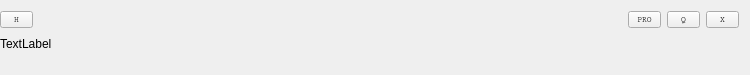
First picture: the form in Graffik/gui/film/MotionArea/motionbase.ui, repository DynamicPerception/Graffik_Legacy, before the edit.
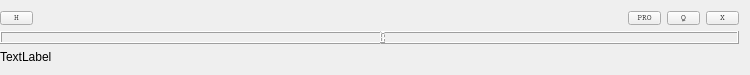
Second picture: the form after the edit.

Commit message: * Added TimerConverter utility class * Added proper time display on-click on motion area * Grab handles disappear when mouse not over motion area * Added current position display to motion legend area

The edit to the form file:
```diff
--- a/Graffik/gui/film/MotionArea/motionbase.ui
+++ b/Graffik/gui/film/MotionArea/motionbase.ui
@@ -25,7 +25,7 @@
    </property>
    <item>
     <layout class="QGridLayout" name="gridLayout">
-     <item row="3" column="0" colspan="8">
+     <item row="4" column="0" colspan="7">
       <spacer name="horizontalSpacer">
        <property name="orientation">
         <enum>Qt::Horizontal</enum>
@@ -36,19 +36,19 @@
        <property name="sizeHint" stdset="0">
         <size>
          <width>75</width>
-         <height>10</height>
+         <height>0</height>
         </size>
        </property>
       </spacer>
      </item>
-     <item row="2" column="0" colspan="8">
+     <item row="3" column="0" colspan="7">
       <widget class="QLabel" name="nameLabel">
        <property name="text">
         <string>TextLabel</string>
        </property>
       </widget>
      </item>
-     <item row="1" column="7">
+     <item row="1" column="6">
       <widget class="QToolButton" name="muteButton">
        <property name="font">
         <font>
@@ -64,7 +64,7 @@
        </property>
       </widget>
      </item>
-     <item row="1" column="6">
+     <item row="1" column="5">
       <widget class="QToolButton" name="easeButton">
        <property name="font">
         <font>
@@ -80,7 +80,7 @@
        </property>
       </widget>
      </item>
-     <item row="1" column="5">
+     <item row="1" column="4">
       <widget class="QToolButton" name="scaleButton">
        <property name="font">
         <font>
@@ -96,7 +96,7 @@
        </property>
       </widget>
      </item>
-     <item row="1" column="0" colspan="5">
+     <item row="1" column="0" colspan="4">
       <widget class="QToolButton" name="resButton">
        <property name="font">
         <font>
@@ -112,6 +112,18 @@
        </property>
       </widget>
      </item>
+     <item row="2" column="0" colspan="7">
+      <widget class="QLCDNumber" name="dispLCD">
+       <property name="font">
+        <font>
+         <pointsize>8</pointsize>
+        </font>
+       </property>
+       <property name="smallDecimalPoint">
+        <bool>true</bool>
+       </property>
+      </widget>
+     </item>
     </layout>
    </item>
   </layout>
```
The commit also changes 13 other files.
